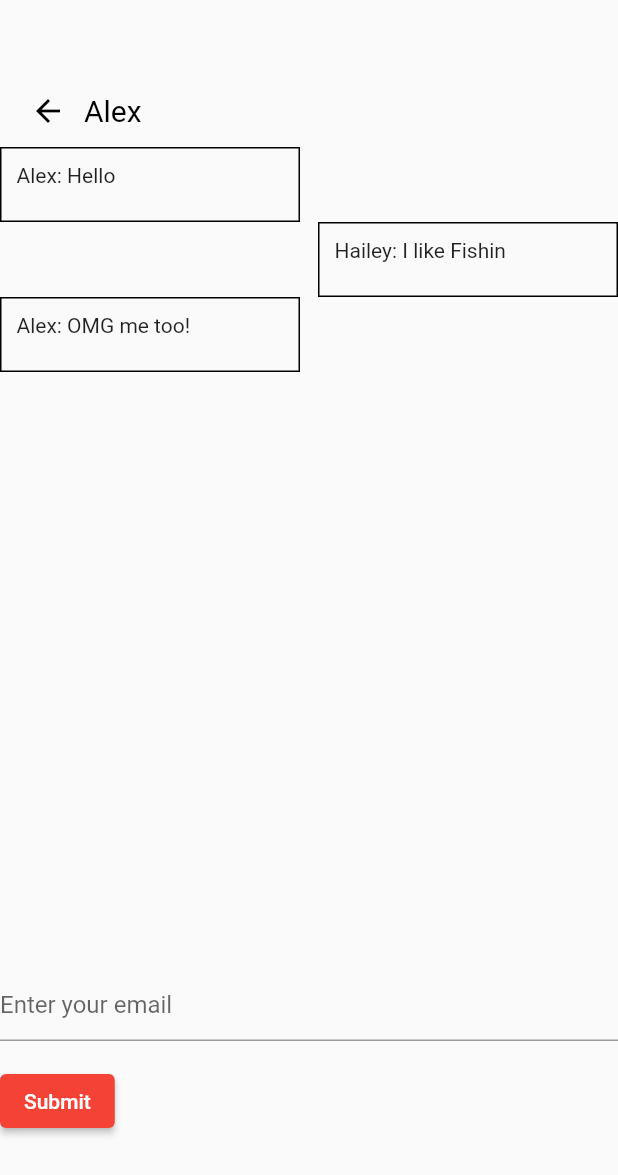
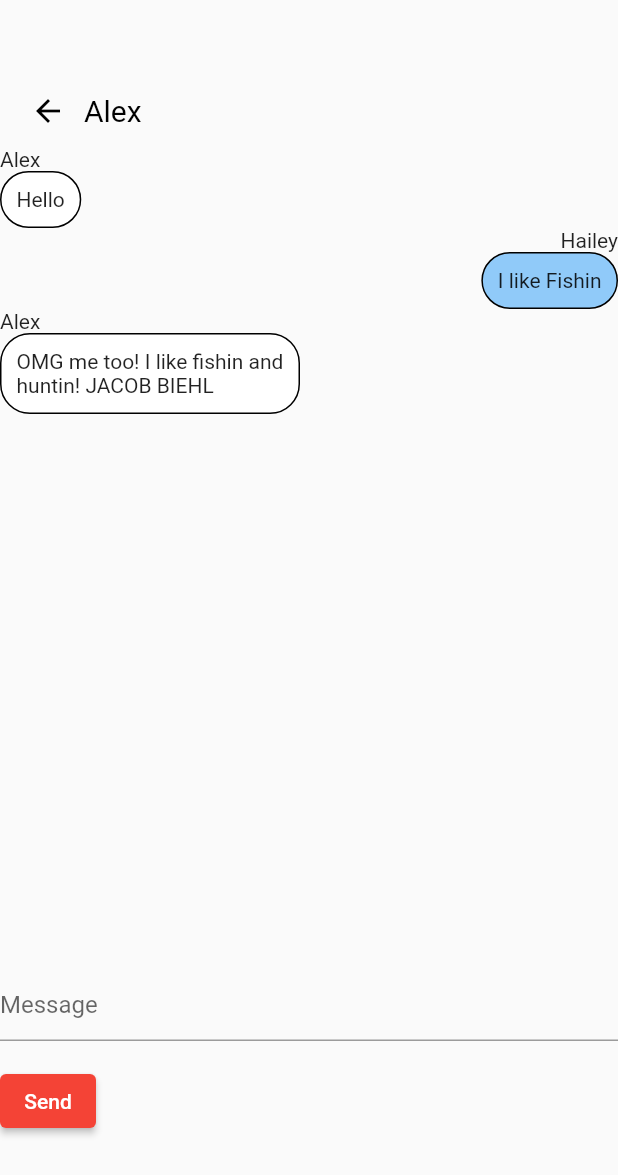
Before and after one commit to awitkowski0/face2face, a Flutter app: the ChatPage widget shown alone on an empty page, opened directly, after a tap on the "chat bubble outline" icon, on a phone screen of 412 x 824 dp. Shown: the top 1175 px of the screen. Run offline on Flutter 3.47's test engine with Material 2 defaults, Android fonts, the phone set to English and light mode, and no system bars; our stand-ins replace camera, swipe_cards.

Commit message:
update chat page

```diff
--- a/lib/view_model/viewModel.dart
+++ b/lib/view_model/viewModel.dart
@@ -6,7 +6,7 @@ import '../models/chat.dart';
 final List<chat> initialData = [
   chat('Hello', 'Alex', 'Hailey', false),
   chat('I like Fishin', 'Hailey', 'Alex', true),
-  chat('OMG me too!', 'Alex', 'Hailey', false),
+  chat('OMG me too! I like fishin and huntin! JACOB BIEHL', 'Alex', 'Hailey', false),
 ];
 
 class ChatViewModel with ChangeNotifier {
--- a/lib/views/chat_view.dart
+++ b/lib/views/chat_view.dart
@@ -28,11 +28,40 @@ class _ChatState extends State<ChatPage> {
       //return messages.where((element) => element.senderName == _chatPerson).toList();
     //}
 
-    AlignmentGeometry getAl(sentByMe){
+    AlignmentGeometry getAl(bool sentByMe){
       if(sentByMe)
         return Alignment.centerRight;
       else
         return Alignment.centerLeft;
+    }
+
+    Color? getColor(bool sentByMe){
+      if(sentByMe)
+        return Colors.blue[200];
+      else
+        return Colors.white;
+    }
+
+    CrossAxisAlignment getNameAl(bool sentByMe){
+      if(sentByMe)
+        return CrossAxisAlignment.end;
+      else
+        return CrossAxisAlignment.start;
+    }
+
+    Widget displayMessage(chat message){
+      return Column(
+          crossAxisAlignment: getNameAl(message.sentByMe),
+          children: [
+            Text("${message.senderName}"),
+            Container(
+                constraints: BoxConstraints(maxWidth: 200),
+                decoration: BoxDecoration(border: Border.all(color: Colors.black), borderRadius: BorderRadius.circular(20), color: getColor(message.sentByMe)),
+                padding: EdgeInsets.all(10),
+                child: Text("${message.message}")
+            )
+          ]
+      );
     }
 
     // This method builds the chat
@@ -78,11 +107,19 @@ class _ChatState extends State<ChatPage> {
                                 fontSize: 20,
                                 fontFamily: "Roboto",
                                 color: Color(0xFF000000))),
-                            Expanded(child: Container()),
-                            Text("${messages[messages.length-1].message}", style: TextStyle(
-                                fontSize: 15,
-                                fontFamily: "Roboto",
-                                color: Color(0xFF000000))),
+                            Expanded(child: Container(constraints: BoxConstraints(minWidth: 50),)),
+                            Flexible(
+                              child: Align(
+                                alignment: Alignment.centerRight,
+                                child: Text("${messages[messages.length-1].message}",
+                                  overflow: TextOverflow.ellipsis,
+                                  style: TextStyle(
+                                      fontSize: 15,
+                                      fontFamily: "Roboto",
+                                      color: Color(0xFF000000),
+                                  )
+                              )),
+                            ),
                             Padding(padding: EdgeInsets.only(right: 8))
                           ]
                       )
@@ -128,13 +165,8 @@ class _ChatState extends State<ChatPage> {
                         itemBuilder: (BuildContext context, int index) {
                           return Align(
                               alignment: getAl(messages[index].sentByMe),
-                              child: Container(
-                                decoration: BoxDecoration(border: Border.all(color: Colors.black)),
-                                height: 50,
-                                width: 200,
-                                padding: EdgeInsets.all(10),
-                                child: Text("${messages[index].senderName}: ${messages[index].message}")
-                          ));
+                              child: displayMessage(messages[index]),
+                          );
                         },
                       )
                     )),
@@ -147,7 +179,7 @@ class _ChatState extends State<ChatPage> {
                           TextFormField(
                             controller: messageController,
                             decoration: const InputDecoration(
-                              hintText: 'Enter your email',
+                              hintText: 'Message',
                             ),
                             validator: (String? value) {
                               if (value == null || value.isEmpty) {
@@ -161,8 +193,9 @@ class _ChatState extends State<ChatPage> {
                             child: ElevatedButton(
                               onPressed: () {
                                 context.read<ChatViewModel>().sendChat(chat(messageController.text,"Hailey","Alex",true));
+                                messageController.text = "";
                               },
-                              child: const Text('Submit'),
+                              child: const Text('Send'),
                             ),
                           ),
                         ],
```
